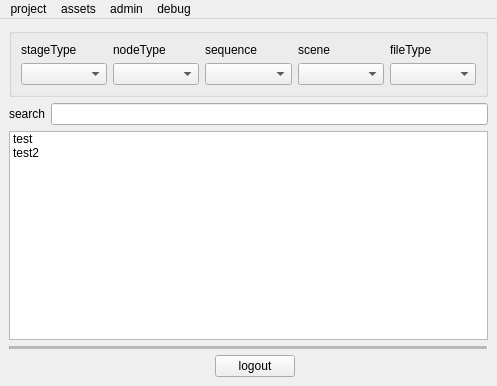
Before: the Qt Designer form rbhusUI/lib/rbhusPipeMainMod.ui in aumanimationstudios/rbhus, drawn with Qt 5.
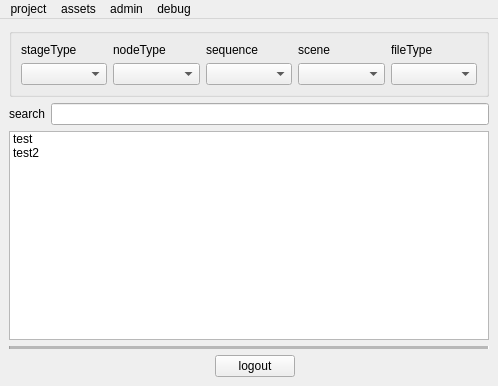
After: the same form once the commit is applied.

Patch:
```diff
--- a/rbhusUI/lib/rbhusPipeMainMod.ui
+++ b/rbhusUI/lib/rbhusPipeMainMod.ui
@@ -6,7 +6,7 @@
    <rect>
     <x>0</x>
     <y>0</y>
-    <width>497</width>
+    <width>498</width>
     <height>386</height>
    </rect>
   </property>
@@ -186,8 +186,8 @@
     <rect>
      <x>0</x>
      <y>0</y>
-     <width>497</width>
-     <height>19</height>
+     <width>498</width>
+     <height>22</height>
     </rect>
    </property>
    <widget class="QMenu" name="menuAssets">
```
Left out of the diff: 3 changed lines with no effect on the pictures.
